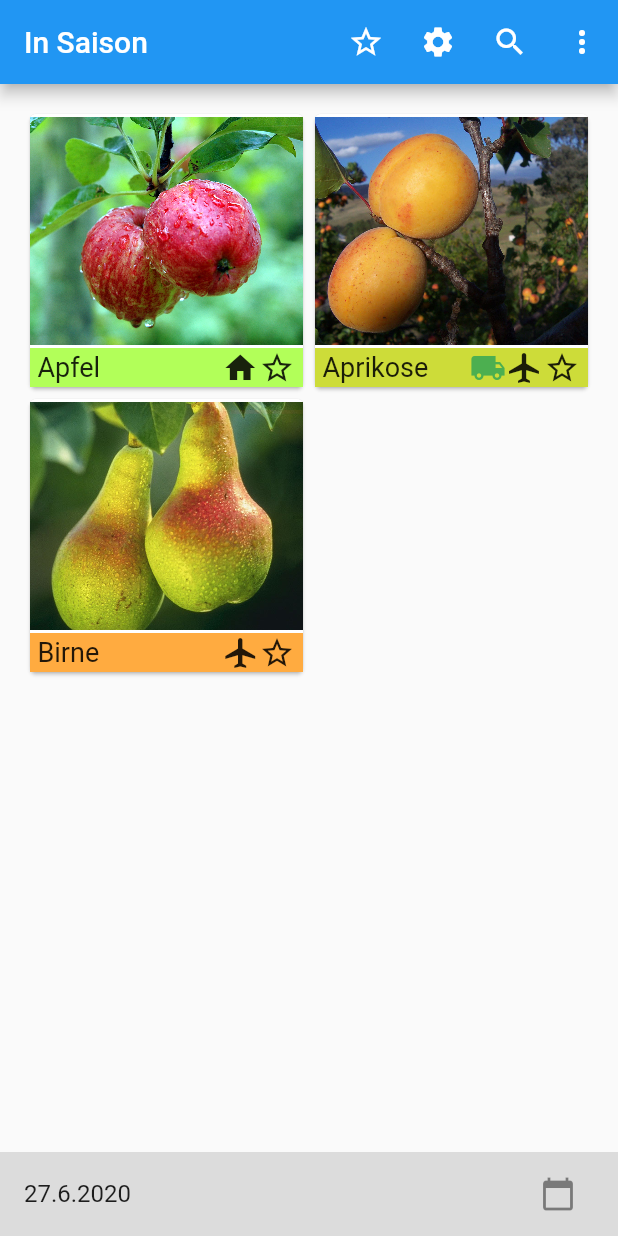
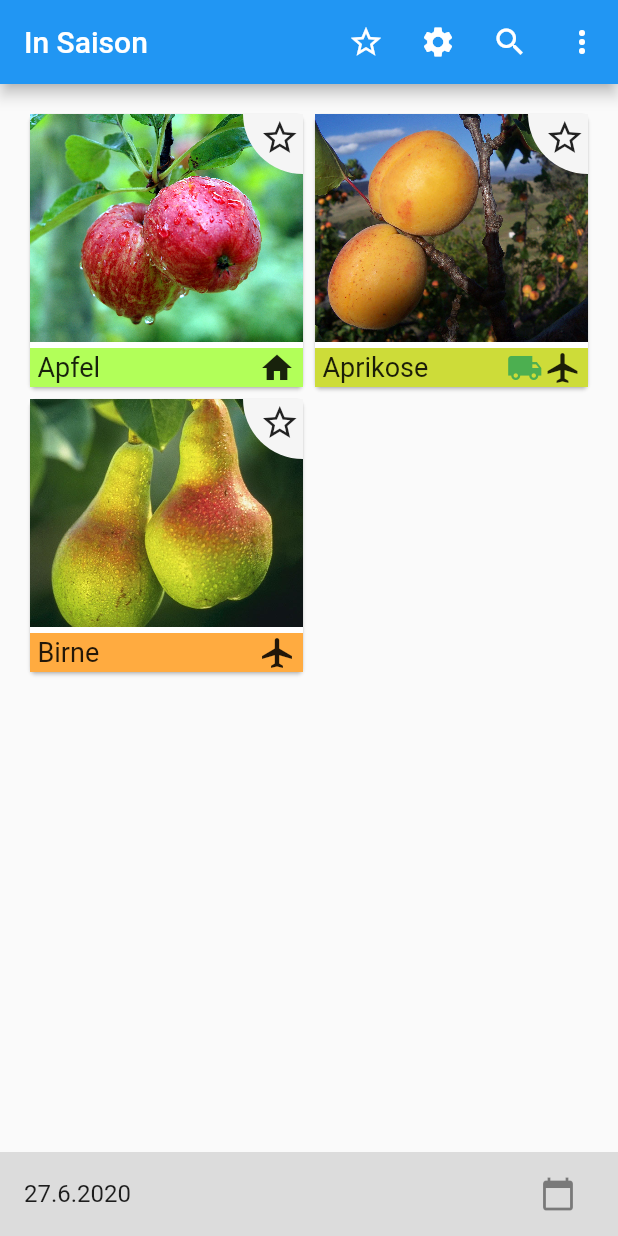
Before and after one commit to seasoncalendar/seasoncalendar, a Flutter app: the screen it shows after launch, on a phone screen of 412 x 824 dp. Run offline on Flutter 3.47's test engine with Material 2 defaults, Android fonts, the phone set to English and light mode, and no system bars; our stand-ins replace shared_preferences; statements that could not run were skipped.

Commit message:
put favorites toggle to the top right corner of a food card.

```diff
--- a/lib/etcpages/contributepage.dart
+++ b/lib/etcpages/contributepage.dart
@@ -3,6 +3,7 @@ import 'package:flutter/cupertino.dart';
 import 'package:seasoncalendar/helpers/styles.dart';
 import 'package:flutter/gestures.dart';
 import 'package:url_launcher/url_launcher.dart';
+import 'package:seasoncalendar/helpers/links.dart';
 
 final String contribContact = "Diese App ist noch sehr jung und kann noch"
   " Fehler enthalten bzw. in sehr viele Richtungen erweitert werden. Wenn"
@@ -12,7 +13,7 @@ final String contribContact = "Diese App ist noch sehr jung und kann noch"
 final String contribWebsiteContact = "meine Website.";
 
 final String contribCode1 = "Der Quellcode dieser App ist auf ";
-final String contribCode2 = "GitLab";
+final String contribCode2 = "GitHub";
 final String contribCode3 = " verfügbar.";
 
 class ContributePage extends StatelessWidget {
@@ -25,7 +26,6 @@ class ContributePage extends StatelessWidget {
       ),
       body: Container(
         margin: EdgeInsets.all(18),
-        child: Expanded(
           child: Column(
             children: <Widget>[
               Text("Etwas fehlt dir oder ist falsch?", style: font20b),
@@ -43,7 +43,7 @@ class ContributePage extends StatelessWidget {
                       style: font18link,
                       recognizer: TapGestureRecognizer()
                         ..onTap = () async {
-                          final url = 'https://github.com/flutter/gallery/';
+                          final url = websiteContactForm;
                           if (await canLaunch(url)) {
                             await launch(
                               url,
@@ -71,7 +71,7 @@ class ContributePage extends StatelessWidget {
                       style: font18link,
                       recognizer: TapGestureRecognizer()
                         ..onTap = () async {
-                          final url = 'https://github.com/flutter/gallery/';
+                          final url = seasonCalendarGithub;
                           if (await canLaunch(url)) {
                             await launch(
                               url,
@@ -90,7 +90,6 @@ class ContributePage extends StatelessWidget {
             ],
           )
         )
-      )
     );
   }
 }
--- a/lib/foodsview.dart
+++ b/lib/foodsview.dart
@@ -23,7 +23,7 @@ class FoodTile extends StatefulWidget {
   String _assetImgPath;
   Color _availabilityColor = Colors.black12;
   Container _availabilityIconContainer;
-  int _nameContainerFlex = 10;
+  int _nameContainerFlex = 12;
   int _avIconContainerFlex = 2;
 
   FoodTile(Food foodToDisplay, int month) {
@@ -36,11 +36,12 @@ class FoodTile extends StatefulWidget {
         child: availabilityModeIcons[availabilities[0]],
       );
     } else {
-      _nameContainerFlex = 8;
+      _nameContainerFlex = 10;
       _avIconContainerFlex = 4;
       _availabilityIconContainer = Container(
         child: Row(
           crossAxisAlignment: CrossAxisAlignment.center,
+          mainAxisAlignment: MainAxisAlignment.spaceBetween,
           children: <Widget>[
             availabilityModeIcons[availabilities[0]],
             availabilityModeIcons[availabilities[1]],
@@ -65,7 +66,35 @@ class FoodTileState extends State<FoodTile> {
       builder: (context, snapshot) {
         if (snapshot.connectionState == ConnectionState.done) {
           _isFavorite = snapshot.hasData ? snapshot.data : _isFavorite;
-          return GestureDetector(
+          return Card(
+              child: Column(
+                children: <Widget>[
+                  Expanded(
+                    flex: 12,
+                    child: Stack(
+                      overflow: Overflow.clip,
+                      alignment: AlignmentDirectional.topEnd,
+                      children: <Widget>[
+                        Image(
+                          image: AssetImage(widget._assetImgPath),
+                          filterQuality: FilterQuality.low,
+                        ),
+                        Positioned(
+                          top: -40,
+                          right: -40,
+                          child: Container(
+                            width: 80,
+                            height: 80,
+                            decoration: new BoxDecoration(
+                              shape: BoxShape.circle,
+                              color: Colors.grey[100],
+                            ),
+                          ),
+                        ),
+                        Positioned(
+                          top: 2,
+                          right: 2,
+                          child: InkWell(
                             onTap: () {
                               if (_isFavorite) {
                                 removeFavoriteFood(widget._foodName);
@@ -77,15 +106,15 @@ class FoodTileState extends State<FoodTile> {
                                 _isFavorite = !_isFavorite;
                               });
                             },
-            child: Card(
-              child: Column(
-                children: <Widget>[
-                  Expanded(
-                    flex: 12,
-                    child: Image(
-                      image: AssetImage(widget._assetImgPath),
-                      filterQuality: FilterQuality.low,
+                            child: Icon(
+                              _isFavorite ? Icons.star : Icons.star_border,
+                              color: _isFavorite ? null : null,
+                              size: 27,
                             ),
+                          ),
+                        )
+                      ],
+                    )
                   ),
                   Expanded(
                     flex: 2,
@@ -106,20 +135,12 @@ class FoodTileState extends State<FoodTile> {
                               flex: widget._avIconContainerFlex,
                               child: widget._availabilityIconContainer
                             ),
-                            Expanded(
-                              flex: 2,
-                              child: Icon(
-                                _isFavorite ? Icons.star : Icons.star_border,
-                                color: _isFavorite ? null : null,
-                              ),
-                            )
                           ],
                         )
                       )
                     )
                   )
                 ],
-              )
               )
           );
         } else {
--- /dev/null
+++ b/lib/helpers/links.dart
@@ -0,0 +1,2 @@
+const String websiteContactForm = "https://flunzmas.com/contact/";
+const String seasonCalendarGithub = "https://github.com/Flunzmas/seasoncalendar";
```
Lines whose indentation alone changed are shown as unchanged.
